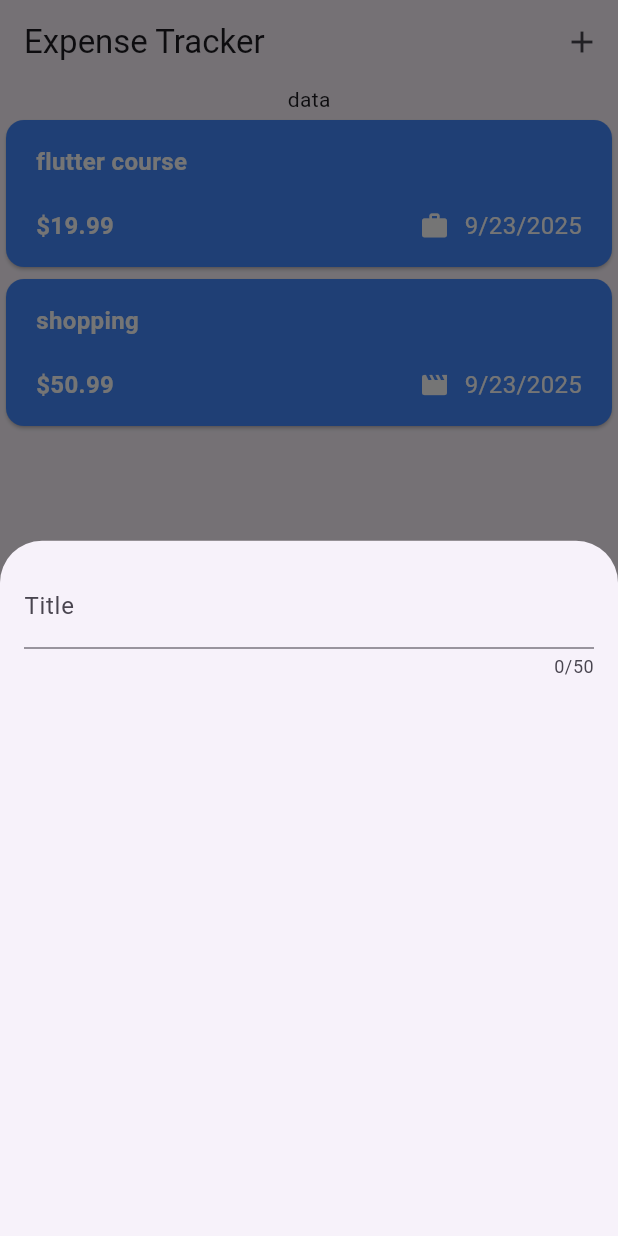
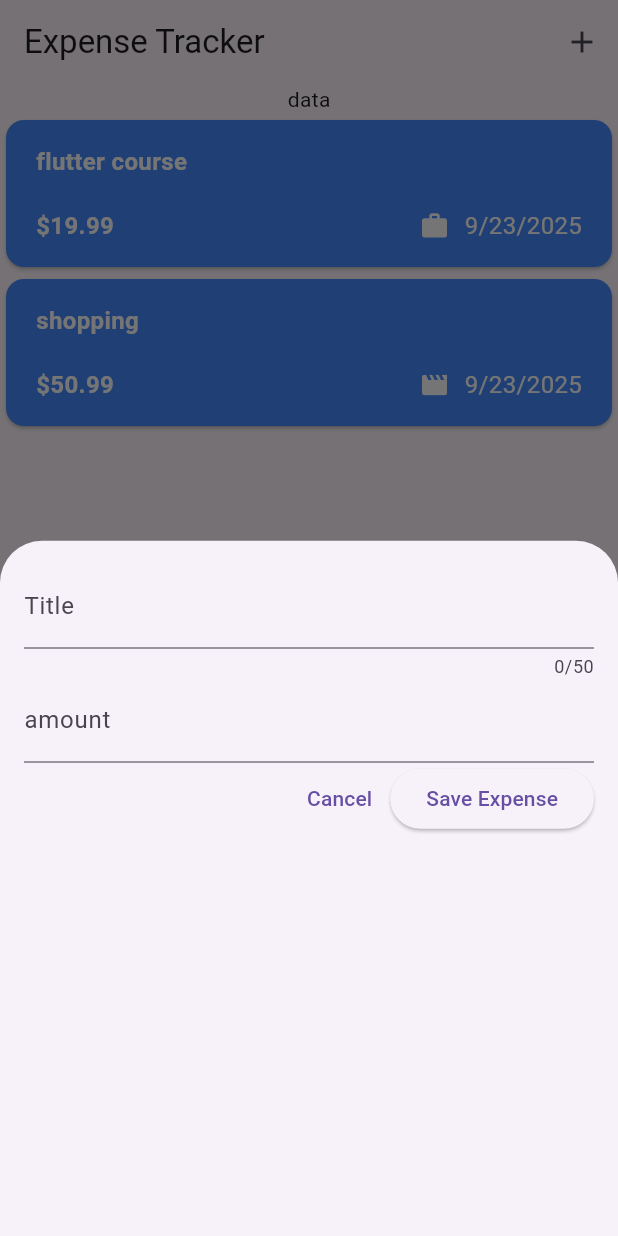
Before and after one commit to Joseph78888/expense_tracker, a Flutter app: the screen it shows after launch, after a tap on the "add" icon, on a phone screen of 412 x 824 dp. Run offline on Flutter 3.47's test engine with Material 3 defaults, Android fonts, the phone set to English and light mode, and no system bars.

Commit message:
adding amount textField & cancel button

```diff
--- a/lib/widget/new_expense.dart
+++ b/lib/widget/new_expense.dart
@@ -8,6 +8,16 @@ class NewExpense extends StatefulWidget {
 }
 
 class _NewExpenseState extends State<NewExpense> {
+  final titleControler = TextEditingController();
+  final amountControler = TextEditingController();
+
+  @override
+  void dispose() {
+    titleControler.dispose();
+    amountControler.dispose();
+    super.dispose();
+  }
+
   @override
   Widget build(BuildContext context) {
     return Padding(
@@ -15,9 +25,40 @@ class _NewExpenseState extends State<NewExpense> {
       child: Column(
         children: [
           // add new expense
+          // expense title
           TextField(
+            controller: titleControler,
             maxLength: 50,
             decoration: InputDecoration(label: Text('Title')),
+          ),
+          // expense amount
+          TextField(
+            keyboardType: TextInputType.number,
+            controller: amountControler,
+            decoration: InputDecoration(
+              prefixText: '\$ ',
+              label: Text('amount'),
+            ),
+          ),
+          Row(
+            children: [
+              Spacer(),
+              // Cancel Expense Button
+              TextButton(
+                onPressed: () {
+                  Navigator.pop(context);
+                },
+                child: Text('Cancel'),
+              ),
+              // Save Expense button
+              ElevatedButton(
+                onPressed: () {
+                  print(titleControler.text);
+                  print(amountControler.text);
+                },
+                child: Text('Save Expense'),
+              ),
+            ],
           ),
         ],
       ),
```
